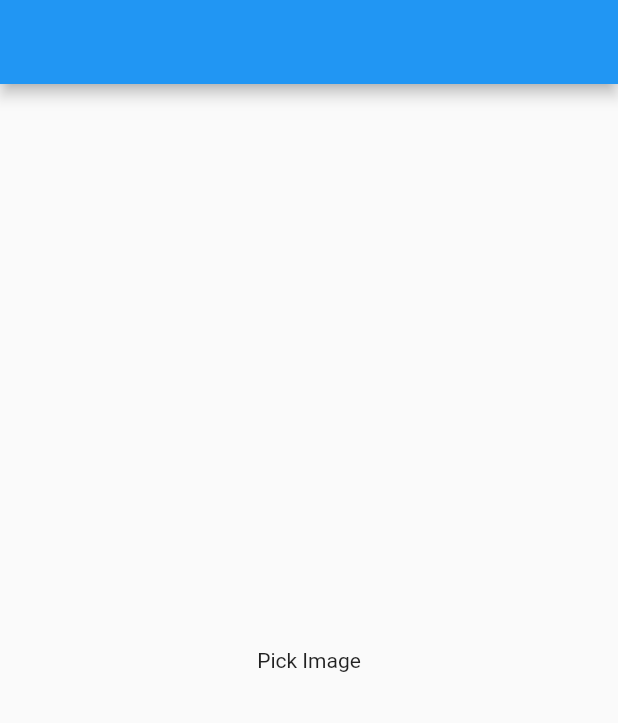
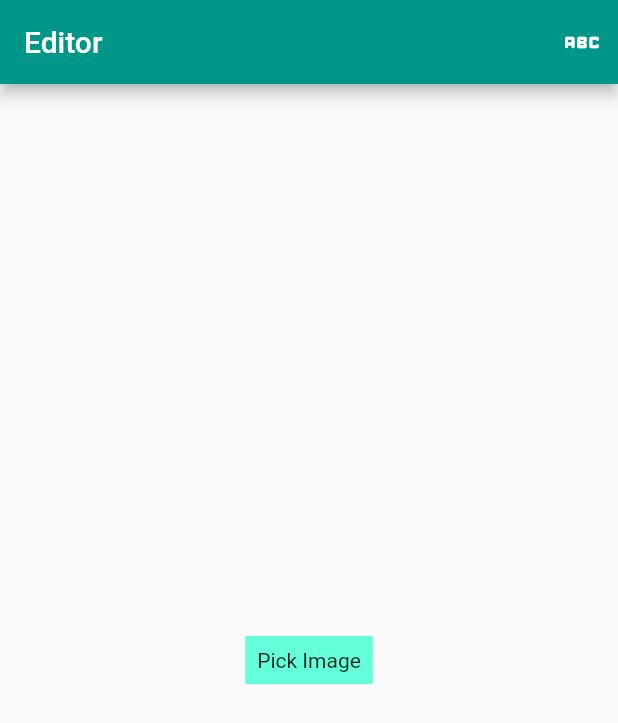
Before and after one commit to vaibhav72/image_editor, a Flutter app: the screen it shows after launch, on a phone screen of 412 x 824 dp. Shown: the top 723 px of the screen. Run offline on Flutter 3.47's test engine with Material 2 defaults, Android fonts, the phone set to English and light mode, and no system bars; drawn by our look-alikes of screenshot; our stand-ins replace bloc, equatable, flutter_bloc, image_picker, share_plus.

Commit message:
formatting changes

```diff
--- a/lib/cubits/cubit/image_editor_cubit.dart
+++ b/lib/cubits/cubit/image_editor_cubit.dart
@@ -15,16 +15,16 @@ class ImageEditorCubit extends Cubit<ImageEditorState> {
   ImageEditorCubit()
       : super(ImageEditorUpdated(textPosition: Offset(0, 0), text: ''));
 
-  updateImagePath(String path) {
+  updateImagePath(String? path) {
     emit(state.copyWith(imagePath: path));
   }
 
   updateTextPosition(Offset offset) {
-    emit(state.copyWith(textPosition: offset));
+    emit(state.copyWith(textPosition: offset,imagePath: state.imagePath));
   }
 
   updateText(String text) {
-    emit(state.copyWith(text: text));
+    emit(state.copyWith(text: text,imagePath: state.imagePath));
   }
 
   shareImage(Uint8List? image) async {
--- a/lib/cubits/cubit/image_editor_state.dart
+++ b/lib/cubits/cubit/image_editor_state.dart
@@ -8,7 +8,7 @@ abstract class ImageEditorState extends Equatable {
   ImageEditorState copyWith(
       {String? imagePath, String? text, Offset? textPosition}) {
     return ImageEditorUpdated(
-        imagePath: imagePath ?? this.imagePath,
+        imagePath: imagePath ,
         textPosition: textPosition ?? this.textPosition,
         text: text ?? this.text);
   }
--- a/lib/image_editor_screen.dart
+++ b/lib/image_editor_screen.dart
@@ -24,20 +24,20 @@ class _ImageEditorState extends State<ImageEditor>
   ScreenshotController screenshotController = ScreenshotController();
   double left = 0;
   double top = 0;
+  bool enableText = false;
   @override
   Widget build(BuildContext context) {
-    return BlocProvider(
-      create: (context) => ImageEditorCubit(),
-      child: Container(
-          child: Scaffold(
+    return Scaffold(
       floatingActionButton: BlocBuilder<ImageEditorCubit, ImageEditorState>(
         builder: (context, state) {
           if (state.imagePath != null) {
-              return FloatingActionButton(onPressed: () async {
+            return FloatingActionButton(
+                child: Icon(Icons.share),
+                onPressed: () async {
                   FocusScope.of(context).requestFocus(FocusNode());
 
                   await screenshotController
-                    .capture(delay: const Duration(milliseconds: 10))
+                      .capture(delay: const Duration(milliseconds: 100))
                       .then((Uint8List? image) async {
                     context.read<ImageEditorCubit>().shareImage(image);
                   });
@@ -46,7 +46,41 @@ class _ImageEditorState extends State<ImageEditor>
           return SizedBox();
         },
       ),
-        appBar: AppBar(),
+      resizeToAvoidBottomInset: false,
+      appBar: AppBar(
+        title: Text("Editor"),
+        actions: [
+          IconButton(
+              onPressed: () {
+                setState(() {
+                  enableText = !enableText;
+                });
+              },
+              icon: enableText
+                  ? CircleAvatar(
+                      backgroundColor: Colors.white,
+                      child: Icon(
+                        Icons.abc_rounded,
+                        color: Colors.teal,
+                      ),
+                    )
+                  : Icon(
+                      Icons.abc_rounded,
+                      size: 30,
+                    )),
+          BlocBuilder<ImageEditorCubit, ImageEditorState>(
+            builder: (context, state) {
+              return state.imagePath != null
+                  ? IconButton(
+                      onPressed: () {
+                        context.read<ImageEditorCubit>().updateImagePath(null);
+                      },
+                      icon: Icon(Icons.close))
+                  : SizedBox.shrink();
+            },
+          )
+        ],
+      ),
       body: Container(
         // color: Colors.red,
         height: double.maxFinite,
@@ -56,6 +90,7 @@ class _ImageEditorState extends State<ImageEditor>
           child: Stack(
             children: [
               const Center(child: ImageWidget()),
+              if (enableText)
                 BlocBuilder<ImageEditorCubit, ImageEditorState>(
                   builder: (context, state) {
                     return Positioned(
@@ -76,12 +111,15 @@ class _ImageEditorState extends State<ImageEditor>
                           child: SizedBox(
                               width: MediaQuery.of(context).size.width * .3,
                               child: TextField(
+                                textAlign: TextAlign.center,
                                 onChanged: (value) {
                                   context
                                       .read<ImageEditorCubit>()
                                       .updateText(value);
                                 },
                                 decoration: InputDecoration(
+                                    alignLabelWithHint: true,
+                                    hintText: 'Caption Here',
                                     focusedBorder: UnderlineInputBorder(),
                                     border: OutlineInputBorder(
                                         borderSide: BorderSide.none)),
@@ -93,7 +131,6 @@ class _ImageEditorState extends State<ImageEditor>
           ),
         ),
       ),
-      )),
     );
   }
 }
@@ -126,7 +163,12 @@ class _ImageWidgetState extends State<ImageWidget> {
                   onTap: () {
                     getAndSetImage();
                   },
+                  child: Container(
+                      color: Colors.tealAccent,
+                      child: Padding(
+                        padding: const EdgeInsets.all(8.0),
                         child: Text("Pick Image"),
+                      )),
                 ),
               )
             : InteractiveViewer(
--- a/lib/main.dart
+++ b/lib/main.dart
@@ -1,4 +1,6 @@
 import 'package:flutter/material.dart';
+import 'package:flutter_bloc/flutter_bloc.dart';
+import 'package:image_text_overlay/cubits/cubit/image_editor_cubit.dart';
 import 'package:image_text_overlay/image_editor_screen.dart';
 
 void main() {
@@ -23,10 +25,12 @@ class MyApp extends StatelessWidget {
           // or simply save your changes to "hot reload" in a Flutter IDE).
           // Notice that the counter didn't reset back to zero; the application
           // is not restarted.
-        primarySwatch: Colors.blue,
+          primarySwatch: Colors.teal,
         ),
-      home: const ImageEditor()
-    );
+        home: BlocProvider(
+          create: (context) => ImageEditorCubit(),
+          child: ImageEditor(),
+        ));
   }
 }
 
```
Lines whose indentation alone changed are shown as unchanged.
